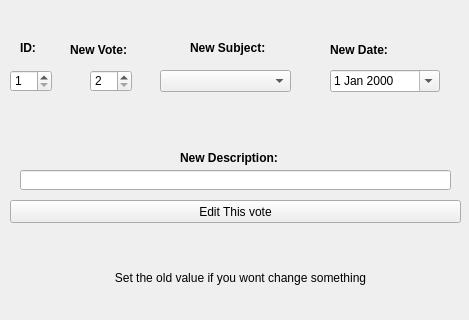
Qt form editrecord.ui (ice-bit/registro) before a commit; both pictures show x 0 to 469 and y 0 to 320 of the 469 by 487 pixel window.
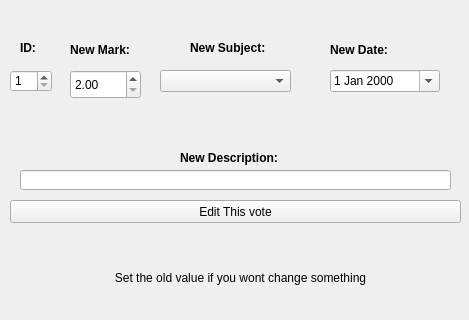
The same form after that commit. Icons and pictures are not drawn.

What changed in the file:
```diff
--- a/editrecord.ui
+++ b/editrecord.ui
@@ -34,7 +34,7 @@
      </font>
     </property>
     <property name="text">
-     <string>New Vote:</string>
+     <string>New Mark:</string>
     </property>
    </widget>
    <widget class="QLabel" name="label_2">
@@ -94,25 +94,6 @@
      <string>New Description:</string>
     </property>
    </widget>
-   <widget class="QSpinBox" name="spnNewVote">
-    <property name="enabled">
-     <bool>true</bool>
-    </property>
-    <property name="geometry">
-     <rect>
-      <x>90</x>
-      <y>70</y>
-      <width>42</width>
-      <height>22</height>
-     </rect>
-    </property>
-    <property name="minimum">
-     <number>2</number>
-    </property>
-    <property name="maximum">
-     <number>10</number>
-    </property>
-   </widget>
    <widget class="QComboBox" name="cbnNewSubject">
     <property name="enabled">
      <bool>true</bool>
@@ -232,6 +213,22 @@
      <set>Qt::AlignCenter</set>
     </property>
    </widget>
+   <widget class="QDoubleSpinBox" name="spnNewVote">
+    <property name="geometry">
+     <rect>
+      <x>70</x>
+      <y>70</y>
+      <width>71</width>
+      <height>29</height>
+     </rect>
+    </property>
+    <property name="minimum">
+     <double>2.000000000000000</double>
+    </property>
+    <property name="maximum">
+     <double>10.000000000000000</double>
+    </property>
+   </widget>
   </widget>
   <widget class="QMenuBar" name="menubar">
    <property name="geometry">
```
